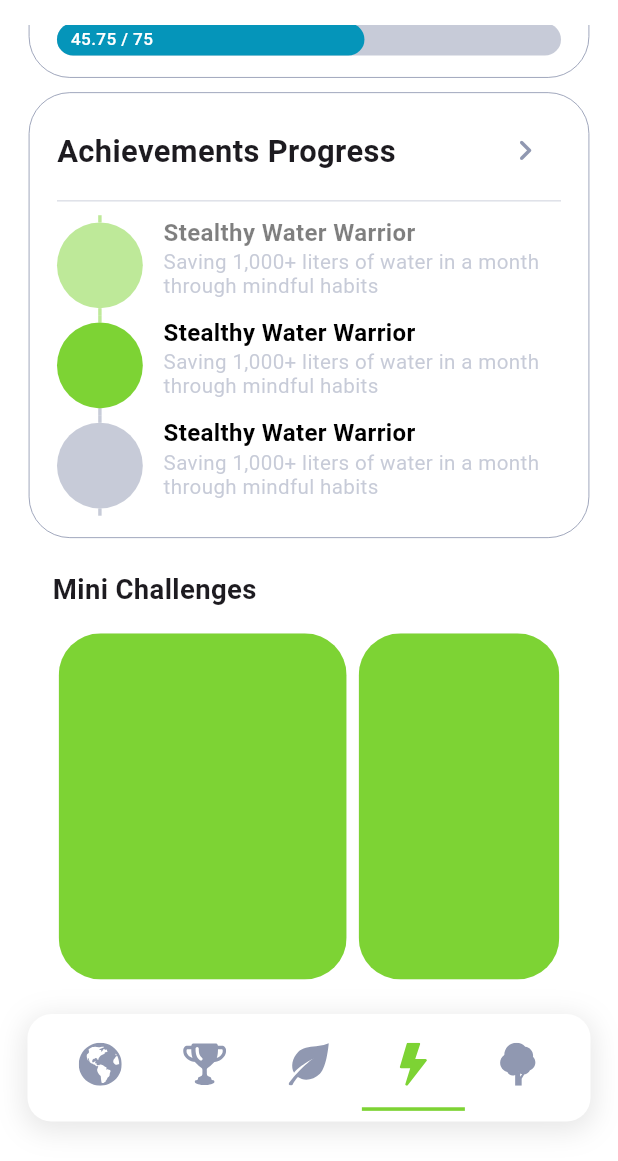
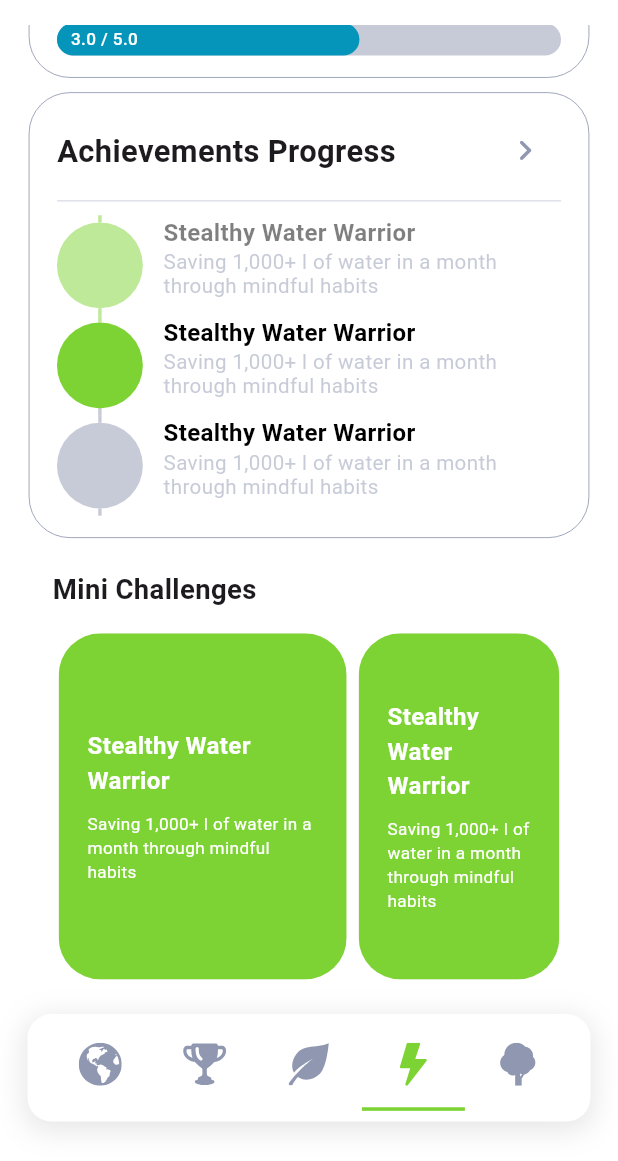
Before and after one commit to Kamal578/CH4NGE_UI, a Flutter app: the ChallengesPage screen opened by its route, scrolled down 140 dp, on a phone screen of 412 x 824 dp, the part 75-1236 px from its top. Run offline on Flutter 3.47's test engine with Material 3 defaults, Android fonts, the phone set to English and light mode, and no system bars; our stand-ins replace babstrap_settings_screen, dio, either_dart, email_validator, flutter_bloc, flutter_dotenv and 9 more; missing offline and left inert: flutter_map_heatmap; accounts and stored records are empty; network calls fail.

Commit message:
Added usecases and repositories for Challenge page

```diff
--- a/lib/features/layers/data/repositories/achievement_repository.dart
+++ b/lib/features/layers/data/repositories/achievement_repository.dart
@@ -7,9 +7,29 @@ class AchievementRepositoryImpl implements AchievementRepository {
     return AchievementEntity(
       achievementId: '1',
       userId: userId,
-      title: 'First Achievement',
-      subtitle: 'This is your first achievement!',
+      title: 'Stealthy Water Warrior',
+      subtitle: 'Saving 1,000+ l of water in a month through mindful habits',
       isAchieved: false,
     );
   }
+
+  @override
+  Future<List<AchievementEntity>> getAchievementProgress(String userId) async {
+    return [
+      AchievementEntity(
+        achievementId: '1',
+        userId: userId,
+        title: 'Stealthy Water Warrior',
+        subtitle: 'Saving 1,000+ l of water in a month through mindful habits',
+        isAchieved: false,
+      ),
+      AchievementEntity(
+        achievementId: '1',
+        userId: userId,
+        title: 'Stealthy Water Warrior',
+        subtitle: 'Saving 1,000+ l of water in a month through mindful habits',
+        isAchieved: false,
+      ),
+    ];
+  }
 }
--- a/lib/features/layers/domain/repositories/achievement_repository.dart
+++ b/lib/features/layers/domain/repositories/achievement_repository.dart
@@ -2,4 +2,5 @@ import 'package:ch4nge/features/layers/domain/entities/achievement_entity.dart';
 
 abstract class AchievementRepository {
   Future<AchievementEntity> getNextAchievement(String userId);
+  Future<List<AchievementEntity>> getAchievementProgress(String userId);
 }
--- /dev/null
+++ b/lib/features/layers/domain/repositories/mini_challenge_repository.dart
@@ -0,0 +1,5 @@
+import 'package:ch4nge/features/layers/domain/entities/mini_challenge_entity.dart';
+
+abstract class MiniChallengeRepository {
+  Future<List<MiniChallengeEntity>> getMiniChallenges(String userId);
+}
--- /dev/null
+++ b/lib/features/layers/domain/use_cases/get_achievement_progress.dart
@@ -0,0 +1,12 @@
+import 'package:ch4nge/features/layers/domain/entities/achievement_entity.dart';
+import 'package:ch4nge/features/layers/domain/repositories/achievement_repository.dart';
+
+class GetAchievementProgressUseCase {
+  final AchievementRepository repository;
+
+  GetAchievementProgressUseCase(this.repository);
+
+  Future<List<AchievementEntity>> call(String userId) async {
+    return await repository.getAchievementProgress(userId);
+  }
+}
--- /dev/null
+++ b/lib/features/layers/domain/use_cases/get_mini_challenges.dart
@@ -0,0 +1,12 @@
+import 'package:ch4nge/features/layers/domain/entities/mini_challenge_entity.dart';
+import 'package:ch4nge/features/layers/domain/repositories/mini_challenge_repository.dart';
+
+class GetMiniChallengesUseCase {
+  final MiniChallengeRepository repository;
+
+  GetMiniChallengesUseCase(this.repository);
+
+  Future<List<MiniChallengeEntity>> call(String userId) async {
+    return await repository.getMiniChallenges(userId);
+  }
+}
--- a/lib/features/layers/presentation/screens/challenges/challenges_page.dart
+++ b/lib/features/layers/presentation/screens/challenges/challenges_page.dart
@@ -1,3 +1,11 @@
+import 'package:ch4nge/core/auth/auth_manager.dart';
+import 'package:ch4nge/features/layers/domain/entities/achievement_entity.dart';
+import 'package:ch4nge/features/layers/domain/entities/mini_challenge_entity.dart';
+import 'package:ch4nge/features/layers/domain/entities/weekly_challenge_entity.dart';
+import 'package:ch4nge/features/layers/domain/use_cases/get_achievement_progress.dart';
+import 'package:ch4nge/features/layers/domain/use_cases/get_mini_challenges.dart';
+import 'package:ch4nge/features/layers/domain/use_cases/get_weekly_challenge.dart';
+import 'package:ch4nge/features/layers/presentation/widgets/countdown_timer.dart';
 import 'package:ch4nge/features/layers/presentation/widgets/custom_appbar.dart';
 import 'package:ch4nge/features/layers/presentation/widgets/custom_navbar.dart';
 import 'package:flutter/material.dart';
@@ -5,15 +13,60 @@ import 'package:flutter_screenutil/flutter_screenutil.dart';
 import 'package:go_router/go_router.dart';
 
 class ChallengesPage extends StatefulWidget {
-  const ChallengesPage({super.key});
+  const ChallengesPage({
+    super.key,
+    required this.getWeeklyChallengeUseCase,
+    required this.getAchievementProgressUseCase,
+    required this.getMiniChallengesUseCase,
+  });
+
+  final GetWeeklyChallengeUseCase getWeeklyChallengeUseCase;
+  final GetAchievementProgressUseCase getAchievementProgressUseCase;
+  final GetMiniChallengesUseCase getMiniChallengesUseCase;
 
   @override
   State<ChallengesPage> createState() => _ChallengesPageState();
 }
 
 class _ChallengesPageState extends State<ChallengesPage> {
+  final String userId = AuthManager.getId();
+  WeeklyChallengeEntity? weeklyChallenge;
+  List<AchievementEntity>? achievementProgress;
+  List<MiniChallengeEntity>? miniChallenges;
+  bool isLoading = true;
+
+  @override
+  void initState() {
+    super.initState();
+    _loadData();
+  }
+
+  Future<void> _loadData() async {
+    try {
+      final challenge = await widget.getWeeklyChallengeUseCase(userId);
+      final achievements = await widget.getAchievementProgressUseCase(userId);
+      final miniChallenges = await widget.getMiniChallengesUseCase(userId);
+      setState(() {
+        weeklyChallenge = challenge;
+        achievementProgress = achievements;
+        this.miniChallenges = miniChallenges;
+        isLoading = false;
+      });
+    } catch (e) {
+      setState(() => isLoading = false);
+      debugPrint('Error loading data: $e');
+      ScaffoldMessenger.of(context).showSnackBar(
+        SnackBar(content: Text('Failed to load data. Please try again.')),
+      );
+    }
+  }
+
   @override
   Widget build(BuildContext context) {
+    if (isLoading) {
+      return const Center(child: CircularProgressIndicator());
+    }
+
     return SafeArea(
       child: Scaffold(
         backgroundColor: Colors.white,
@@ -47,7 +100,7 @@ class _ChallengesPageState extends State<ChallengesPage> {
       height: 32.h,
       alignment: Alignment.centerLeft,
       child: Text(
-        "Weekly Challenges ",
+        "Weekly Challenges",
         style: TextStyle(
           fontSize: 20.sp,
           fontWeight: FontWeight.w600,
@@ -82,7 +135,7 @@ class _ChallengesPageState extends State<ChallengesPage> {
                   crossAxisAlignment: CrossAxisAlignment.start,
                   children: [
                     Text(
-                      "Pedal Power Challenge",
+                      weeklyChallenge!.title,
                       style: TextStyle(
                         fontSize: 16.sp,
                         fontWeight: FontWeight.w600,
@@ -92,7 +145,7 @@ class _ChallengesPageState extends State<ChallengesPage> {
                     ),
                     SizedBox(height: 4.h),
                     Text(
-                      "75 KM on a bicycle in 7 Days!",
+                      weeklyChallenge!.subtitle,
                       style: TextStyle(
                         fontSize: 12.sp,
                         fontWeight: FontWeight.w400,
@@ -125,15 +178,11 @@ class _ChallengesPageState extends State<ChallengesPage> {
                   mainAxisSize: MainAxisSize.min,
                   mainAxisAlignment: MainAxisAlignment.center,
                   children: [
-                    FittedBox(
-                      // Ensure time text scales down
-                      child: Text(
-                        "05 : 13 : 24",
-                        style: TextStyle(
-                          fontSize: 14.sp, // Reduced base size
-                          fontWeight: FontWeight.w400,
-                        ),
-                        maxLines: 1,
+                    const WeeklyCountdownTimer(
+                      showLabels: false,
+                      textStyle: TextStyle(
+                        fontSize: 16,
+                        color: Colors.blue,
                       ),
                     ),
                     SizedBox(height: 2.h),
@@ -159,7 +208,8 @@ class _ChallengesPageState extends State<ChallengesPage> {
   }
 
   Widget _buildCompletedWeeklyAchievementBar(BuildContext context) {
-    double percentageCompleted = 45.75 / 75;
+    double percentageCompleted =
+        weeklyChallenge!.currentValue / weeklyChallenge!.totalValue;
 
     return SizedBox(
       height: 18.h,
@@ -187,7 +237,7 @@ class _ChallengesPageState extends State<ChallengesPage> {
                   child: Align(
                     alignment: Alignment.centerLeft,
                     child: Text(
-                      "45.75 / 75",
+                      "${weeklyChallenge!.currentValue} / ${weeklyChallenge!.totalValue}",
                       style: TextStyle(
                         fontSize: 10.sp, // Reduced font size
                         fontWeight: FontWeight.w500,
@@ -264,6 +314,8 @@ class _ChallengesPageState extends State<ChallengesPage> {
             circleColor: Color.fromARGB(128, 125, 211, 52),
             bottomLineColor: Color.fromARGB(128, 125, 211, 52),
             titleColor: Colors.black.withAlpha(128),
+            title: achievementProgress![0].title,
+            subtitle: achievementProgress![0].subtitle,
           ),
 
           // Second Achievement Item
@@ -272,6 +324,8 @@ class _ChallengesPageState extends State<ChallengesPage> {
             circleColor: Color.fromARGB(255, 125, 211, 52),
             bottomLineColor: Color.fromARGB(128, 144, 152, 177),
             titleColor: Colors.black,
+            title: achievementProgress![1].title,
+            subtitle: achievementProgress![1].subtitle,
           ),
 
           // Third Achievement Item
@@ -280,6 +334,8 @@ class _ChallengesPageState extends State<ChallengesPage> {
             circleColor: Color.fromARGB(128, 144, 152, 177),
             bottomLineColor: Color.fromARGB(128, 144, 152, 177),
             titleColor: Colors.black,
+            title: achievementProgress![1].title,
+            subtitle: achievementProgress![1].subtitle,
           ),
         ],
       ),
@@ -291,6 +347,8 @@ class _ChallengesPageState extends State<ChallengesPage> {
     required Color circleColor,
     required Color bottomLineColor,
     required Color titleColor,
+    required String title,
+    required String subtitle,
   }) {
     return Row(
       crossAxisAlignment: CrossAxisAlignment.start,
@@ -329,7 +387,7 @@ class _ChallengesPageState extends State<ChallengesPage> {
             mainAxisSize: MainAxisSize.min,
             children: [
               Text(
-                "Stealthy Water Warrior",
+                title,
                 style: TextStyle(
                   fontSize: 14.sp,
                   fontWeight: FontWeight.bold,
@@ -339,7 +397,7 @@ class _ChallengesPageState extends State<ChallengesPage> {
                 overflow: TextOverflow.ellipsis,
               ),
               Text(
-                "Saving 1,000+ liters of water in a month through mindful habits",
+                subtitle,
                 style: TextStyle(
                   fontSize: 12.sp,
                   color: Color.fromARGB(128, 144, 152, 177),
@@ -375,15 +433,37 @@ class _ChallengesPageState extends State<ChallengesPage> {
           SizedBox(
             height: 200.h,
             child: CarouselView(
+              enableSplash: false,
               itemExtent: 200,
-              children: List.generate(
-                10,
-                (index) {
-                  return Container(
-                    color: Color.fromARGB(255, 125, 211, 52),
-                  );
-                },
-              ),
+              children: miniChallenges?.map((challenge) {
+                    return Container(
+                      color: const Color.fromARGB(255, 125, 211, 52),
+                      padding: EdgeInsets.all(16.h),
+                      child: Column(
+                        mainAxisAlignment: MainAxisAlignment.center,
+                        crossAxisAlignment: CrossAxisAlignment.center,
+                        children: [
+                          Text(
+                            challenge.title,
+                            style: TextStyle(
+                              fontSize: 14.sp,
+                              fontWeight: FontWeight.w600,
+                              color: Colors.white,
+                            ),
+                          ),
+                          SizedBox(height: 8.h),
+                          Text(
+                            challenge.subtitle,
+                            style: TextStyle(
+                              fontSize: 10.sp,
+                              color: const Color.fromARGB(255, 255, 255, 255),
+                            ),
+                          ),
+                        ],
+                      ),
+                    );
+                  }).toList() ??
+                  [],
             ),
           ),
         ],
--- a/lib/features/layers/presentation/screens/home/view/home_page.dart
+++ b/lib/features/layers/presentation/screens/home/view/home_page.dart
@@ -13,10 +13,10 @@ import 'package:go_router/go_router.dart';
 
 class HomePage extends StatefulWidget {
   const HomePage({
+    super.key,
     required this.getUserUseCase,
     required this.getWeeklyChallengeUseCase,
     required this.getNextAchievementUseCase,
-    super.key,
   });
 
   final GetUserUseCase getUserUseCase;
--- a/lib/main.dart
+++ b/lib/main.dart
@@ -57,7 +57,12 @@ class MyApp extends StatelessWidget {
         ),
         GoRoute(
           path: '/challenges',
-          builder: (context, state) => const ChallengesPage(),
+          builder: (context, state) => ChallengesPage(
+            key: UniqueKey(),
+            getWeeklyChallengeUseCase: serviceLocator(),
+            getAchievementProgressUseCase: serviceLocator(),
+            getMiniChallengesUseCase: serviceLocator(),
+          ),
         ),
         GoRoute(
           path: '/map',
```
Also changed, not shown: lib/core/di/service_locator.dart (+12 -8 lines), lib/features/layers/data/repositories/mini_challenge.dart (added, +58 -0 lines), lib/features/layers/presentation/screens/challenges/achievements_page.dart (+11 -4 lines), lib/features/layers/presentation/screens/home/bloc/home_bloc.dart (deleted, +0 -44 lines), lib/features/layers/presentation/screens/home/bloc/home_event.dart (deleted, +0 -18 lines), lib/features/layers/presentation/screens/home/bloc/home_state.dart (deleted, +0 -35 lines).
